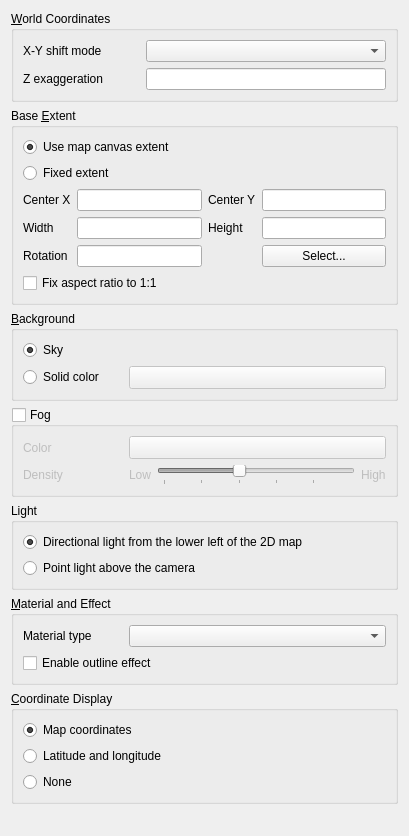
minorua/Qgis2threejs, file ui/sceneproperties.ui: the form before one commit.
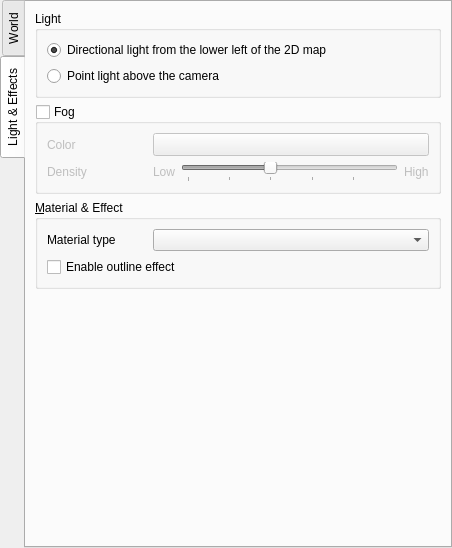
The form after the commit. The open tabs and pages were chosen to show the change. Custom widgets are drawn as their Qt base class.

Commit message: ui: scene, DEM and vector property pages have tabs at the left

What changed in the file:
```diff
--- a/ui/sceneproperties.ui
+++ b/ui/sceneproperties.ui
@@ -6,14 +6,39 @@
    <rect>
     <x>0</x>
     <y>0</y>
-    <width>409</width>
-    <height>836</height>
+    <width>452</width>
+    <height>548</height>
    </rect>
   </property>
   <property name="windowTitle">
    <string>Form</string>
   </property>
   <layout class="QVBoxLayout" name="verticalLayout_3">
+   <property name="leftMargin">
+    <number>0</number>
+   </property>
+   <property name="topMargin">
+    <number>0</number>
+   </property>
+   <property name="rightMargin">
+    <number>0</number>
+   </property>
+   <property name="bottomMargin">
+    <number>0</number>
+   </property>
+   <item>
+    <widget class="QTabWidget" name="tabWidget">
+     <property name="tabPosition">
+      <enum>QTabWidget::West</enum>
+     </property>
+     <property name="currentIndex">
+      <number>0</number>
+     </property>
+     <widget class="QWidget" name="tab">
+      <attribute name="title">
+       <string>World</string>
+      </attribute>
+      <layout class="QVBoxLayout" name="verticalLayout_4">
    <item>
     <widget class="QGroupBox" name="groupBox_1">
      <property name="title">
@@ -216,6 +241,85 @@
     </widget>
    </item>
    <item>
+        <widget class="QGroupBox" name="groupBox_3">
+         <property name="title">
+          <string>&amp;Coordinate Display</string>
+         </property>
+         <layout class="QVBoxLayout" name="verticalLayout">
+          <item>
+           <widget class="QRadioButton" name="radioButton_ProjectCRS">
+            <property name="text">
+             <string>Map coordinates</string>
+            </property>
+            <property name="checked">
+             <bool>true</bool>
+            </property>
+           </widget>
+          </item>
+          <item>
+           <widget class="QRadioButton" name="radioButton_WGS84">
+            <property name="text">
+             <string>Latitude and longitude</string>
+            </property>
+           </widget>
+          </item>
+          <item>
+           <widget class="QRadioButton" name="radioButton_NoCoords">
+            <property name="text">
+             <string>None</string>
+            </property>
+           </widget>
+          </item>
+         </layout>
+        </widget>
+       </item>
+       <item>
+        <spacer name="verticalSpacer">
+         <property name="orientation">
+          <enum>Qt::Vertical</enum>
+         </property>
+         <property name="sizeHint" stdset="0">
+          <size>
+           <width>20</width>
+           <height>40</height>
+          </size>
+         </property>
+        </spacer>
+       </item>
+      </layout>
+     </widget>
+     <widget class="QWidget" name="tabEffects">
+      <attribute name="title">
+       <string>Light &amp;&amp; Effects</string>
+      </attribute>
+      <layout class="QVBoxLayout" name="verticalLayout_5">
+       <item>
+        <widget class="QGroupBox" name="groupBox_5">
+         <property name="title">
+          <string>Light</string>
+         </property>
+         <layout class="QVBoxLayout" name="verticalLayout_2">
+          <item>
+           <widget class="QRadioButton" name="radioButton_DirLight">
+            <property name="text">
+             <string>Directional light from the lower left of the 2D map</string>
+            </property>
+            <property name="checked">
+             <bool>true</bool>
+            </property>
+           </widget>
+          </item>
+          <item>
+           <widget class="QRadioButton" name="radioButton_PtLight">
+            <property name="text">
+             <string>Point light above the camera</string>
+            </property>
+           </widget>
+          </item>
+         </layout>
+        </widget>
+       </item>
+       <item>
     <widget class="QGroupBox" name="groupBox_Fog">
      <property name="title">
       <string>Fog</string>
@@ -293,36 +397,10 @@
      </layout>
     </widget>
    </item>
-   <item>
-    <widget class="QGroupBox" name="groupBox_5">
-     <property name="title">
-      <string>Light</string>
-     </property>
-     <layout class="QVBoxLayout" name="verticalLayout_2">
-      <item>
-       <widget class="QRadioButton" name="radioButton_DirLight">
-        <property name="text">
-         <string>Directional light from the lower left of the 2D map</string>
-        </property>
-        <property name="checked">
-         <bool>true</bool>
-        </property>
-       </widget>
-      </item>
-      <item>
-       <widget class="QRadioButton" name="radioButton_PtLight">
-        <property name="text">
-         <string>Point light above the camera</string>
-        </property>
-       </widget>
-      </item>
-     </layout>
-    </widget>
-   </item>
    <item>
     <widget class="QGroupBox" name="groupBox">
      <property name="title">
-      <string>&amp;Material and Effect</string>
+          <string>&amp;Material &amp;&amp; Effect</string>
      </property>
      <layout class="QGridLayout" name="gridLayout_5">
       <item row="0" column="0">
@@ -362,40 +440,7 @@
     </widget>
    </item>
    <item>
-    <widget class="QGroupBox" name="groupBox_3">
-     <property name="title">
-      <string>&amp;Coordinate Display</string>
-     </property>
-     <layout class="QVBoxLayout" name="verticalLayout">
-      <item>
-       <widget class="QRadioButton" name="radioButton_ProjectCRS">
-        <property name="text">
-         <string>Map coordinates</string>
-        </property>
-        <property name="checked">
-         <bool>true</bool>
-        </property>
-       </widget>
-      </item>
-      <item>
-       <widget class="QRadioButton" name="radioButton_WGS84">
-        <property name="text">
-         <string>Latitude and longitude</string>
-        </property>
-       </widget>
-      </item>
-      <item>
-       <widget class="QRadioButton" name="radioButton_NoCoords">
-        <property name="text">
-         <string>None</string>
-        </property>
-       </widget>
-      </item>
-     </layout>
-    </widget>
-   </item>
-   <item>
-    <spacer name="verticalSpacer">
+        <spacer name="verticalSpacer_2">
      <property name="orientation">
       <enum>Qt::Vertical</enum>
      </property>
@@ -406,6 +451,10 @@
       </size>
      </property>
     </spacer>
+       </item>
+      </layout>
+     </widget>
+    </widget>
    </item>
   </layout>
  </widget>
```
Lines whose indentation alone changed are shown as unchanged. The commit also changes 7 other files.
